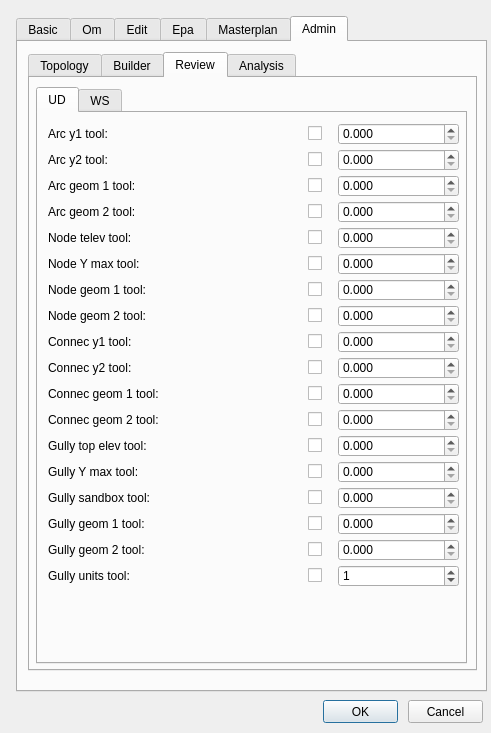
This is ui/config.ui in Giswater/giswater_qgis_plugin as Qt 5 draws it before an edit. The edited form follows.
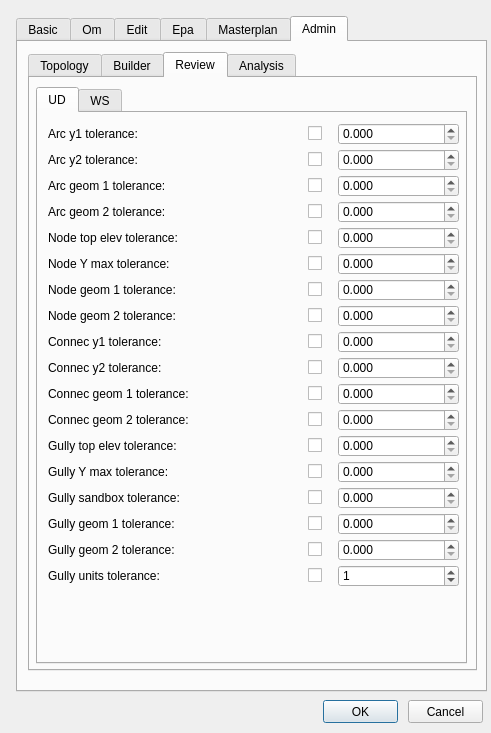
This is the edited form. The open tabs and pages were chosen to show the change.

Commit message: Minor bug fix on Config form labels

Diff of the .ui file:
```diff
--- a/ui/config.ui
+++ b/ui/config.ui
@@ -4411,7 +4411,7 @@
           <enum>QFrame::Plain</enum>
          </property>
          <property name="text">
-          <string>Gully units tool:</string>
+          <string>Gully units tolerance:</string>
          </property>
          <property name="textFormat">
           <enum>Qt::AutoText</enum>
@@ -4543,7 +4543,7 @@
           <enum>QFrame::Plain</enum>
          </property>
          <property name="text">
-          <string>Arc y1 tool:</string>
+          <string>Arc y1 tolerance:</string>
          </property>
          <property name="textFormat">
           <enum>Qt::AutoText</enum>
@@ -4592,7 +4592,7 @@
           <enum>QFrame::Plain</enum>
          </property>
          <property name="text">
-          <string>Connec geom 2 tool:</string>
+          <string>Connec geom 2 tolerance:</string>
          </property>
          <property name="textFormat">
           <enum>Qt::AutoText</enum>
@@ -4644,7 +4644,7 @@
           <enum>QFrame::Plain</enum>
          </property>
          <property name="text">
-          <string>Node Y max tool:</string>
+          <string>Node Y max tolerance:</string>
          </property>
          <property name="textFormat">
           <enum>Qt::AutoText</enum>
@@ -4693,7 +4693,7 @@
           <enum>QFrame::Plain</enum>
          </property>
          <property name="text">
-          <string>Arc geom 1 tool:</string>
+          <string>Arc geom 1 tolerance:</string>
          </property>
          <property name="textFormat">
           <enum>Qt::AutoText</enum>
@@ -4774,7 +4774,7 @@
           <enum>QFrame::Plain</enum>
          </property>
          <property name="text">
-          <string>Arc geom 2 tool:</string>
+          <string>Arc geom 2 tolerance:</string>
          </property>
          <property name="textFormat">
           <enum>Qt::AutoText</enum>
@@ -4855,7 +4855,7 @@
           <enum>QFrame::Plain</enum>
          </property>
          <property name="text">
-          <string>Node geom 2 tool:</string>
+          <string>Node geom 2 tolerance:</string>
          </property>
          <property name="textFormat">
           <enum>Qt::AutoText</enum>
@@ -4904,7 +4904,7 @@
           <enum>QFrame::Plain</enum>
          </property>
          <property name="text">
-          <string>Connec y2 tool:</string>
+          <string>Connec y2 tolerance:</string>
          </property>
          <property name="textFormat">
           <enum>Qt::AutoText</enum>
@@ -4953,7 +4953,7 @@
           <enum>QFrame::Plain</enum>
          </property>
          <property name="text">
-          <string>Connec y1 tool:</string>
+          <string>Connec y1 tolerance:</string>
          </property>
          <property name="textFormat">
           <enum>Qt::AutoText</enum>
@@ -4989,7 +4989,7 @@
           <enum>QFrame::Plain</enum>
          </property>
          <property name="text">
-          <string>Gully Y max tool:</string>
+          <string>Gully Y max tolerance:</string>
          </property>
          <property name="textFormat">
           <enum>Qt::AutoText</enum>
@@ -5044,7 +5044,7 @@
           <enum>QFrame::Plain</enum>
          </property>
          <property name="text">
-          <string>Connec geom 1 tool:</string>
+          <string>Connec geom 1 tolerance:</string>
          </property>
          <property name="textFormat">
           <enum>Qt::AutoText</enum>
@@ -5080,7 +5080,7 @@
           <enum>QFrame::Plain</enum>
          </property>
          <property name="text">
-          <string>Gully geom 2 tool:</string>
+          <string>Gully geom 2 tolerance:</string>
          </property>
          <property name="textFormat">
           <enum>Qt::AutoText</enum>
@@ -5116,7 +5116,7 @@
           <enum>QFrame::Plain</enum>
          </property>
          <property name="text">
-          <string>Gully top elev tool:</string>
+          <string>Gully top elev tolerance:</string>
          </property>
          <property name="textFormat">
           <enum>Qt::AutoText</enum>
@@ -5165,7 +5165,7 @@
           <enum>QFrame::Plain</enum>
          </property>
          <property name="text">
-          <string>Gully sandbox tool:</string>
+          <string>Gully sandbox tolerance:</string>
          </property>
          <property name="textFormat">
           <enum>Qt::AutoText</enum>
@@ -5220,7 +5220,7 @@
           <enum>QFrame::Plain</enum>
          </property>
          <property name="text">
-          <string>Node geom 1 tool:</string>
+          <string>Node geom 1 tolerance:</string>
          </property>
          <property name="textFormat">
           <enum>Qt::AutoText</enum>
@@ -5282,7 +5282,7 @@
           <enum>QFrame::Plain</enum>
          </property>
          <property name="text">
-          <string>Node telev tool:</string>
+          <string>Node top elev tolerance:</string>
          </property>
          <property name="textFormat">
           <enum>Qt::AutoText</enum>
@@ -5471,7 +5471,7 @@
           <enum>QFrame::Plain</enum>
          </property>
          <property name="text">
-          <string>Arc y2 tool:</string>
+          <string>Arc y2 tolerance:</string>
          </property>
          <property name="textFormat">
           <enum>Qt::AutoText</enum>
@@ -5577,7 +5577,7 @@
           <enum>QFrame::Plain</enum>
          </property>
          <property name="text">
-          <string>Gully geom 1 tool:</string>
+          <string>Gully geom 1 tolerance:</string>
          </property>
          <property name="textFormat">
           <enum>Qt::AutoText</enum>
```
Left out of the diff: 14 changed lines with no effect on the pictures.
